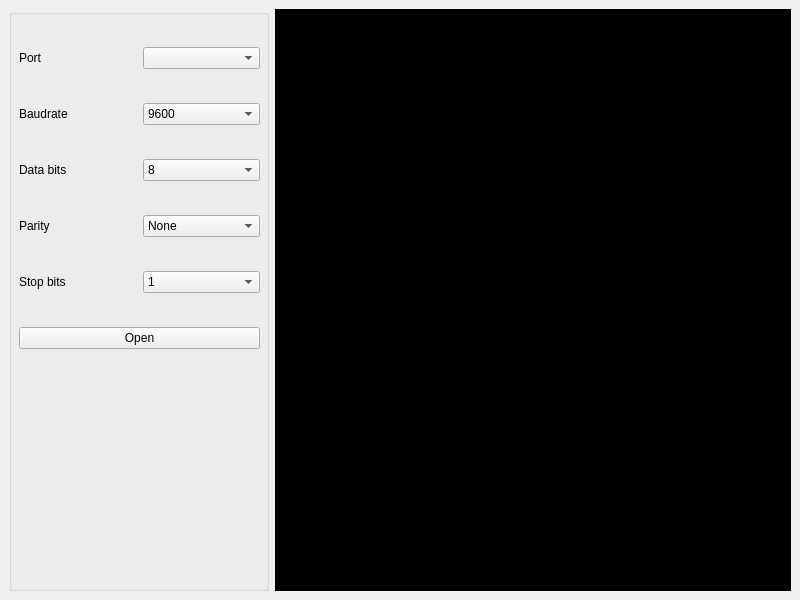
Before: the Qt Designer form myresource/src/page/pageterminal.ui in lhdjply/com-master, drawn with Qt 5.
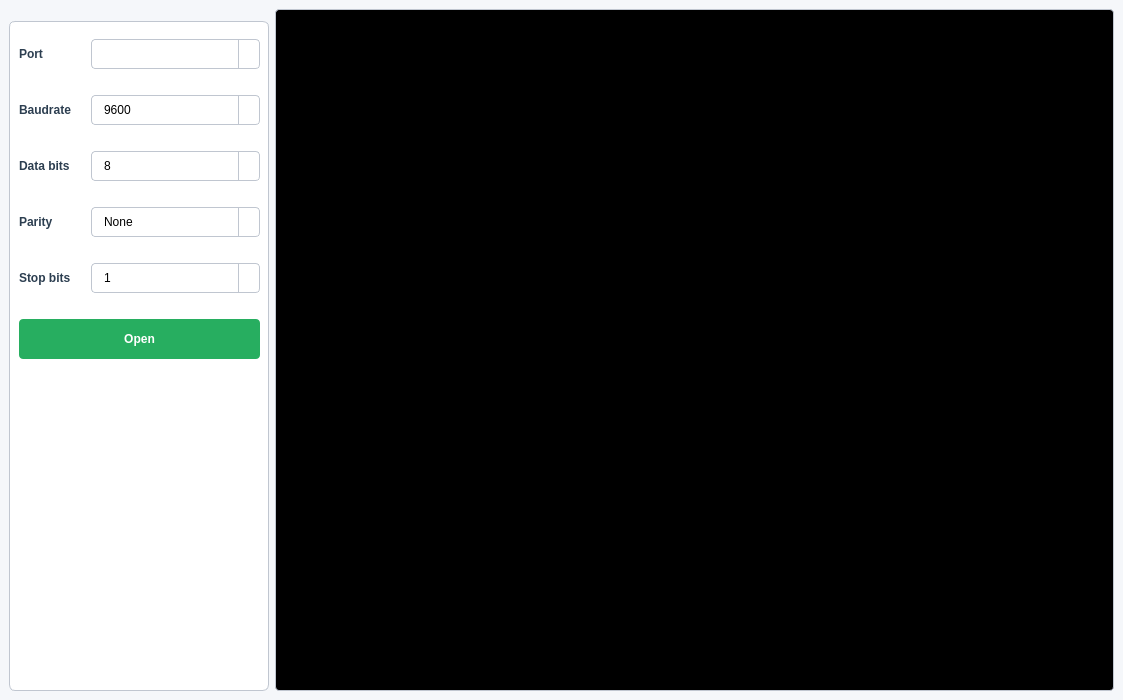
After: the same form once the commit is applied.

Commit message: 优化界面

Patch:
```diff
--- a/myresource/src/page/pageterminal.ui
+++ b/myresource/src/page/pageterminal.ui
@@ -6,12 +6,114 @@
    <rect>
     <x>0</x>
     <y>0</y>
-    <width>800</width>
-    <height>600</height>
+    <width>1123</width>
+    <height>700</height>
    </rect>
   </property>
   <property name="windowTitle">
-   <string>MainWindow</string>
+   <string>Serial Port Transceiver</string>
+  </property>
+  <property name="styleSheet">
+   <string notr="true">QMainWindow {
+    background-color: #f5f7fa;
+    color: #333333;
+    font-family: 'Segoe UI', Arial, sans-serif;
+}
+QGroupBox {
+    font-weight: bold;
+    border: 1px solid #c0c6d0;
+    border-radius: 6px;
+    margin-top: 12px;
+    padding-top: 12px;
+    background-color: white;
+}
+QGroupBox::title {
+    subcontrol-origin: margin;
+    subcontrol-position: top center;
+    padding: 0 8px;
+    background-color: white;
+    color: #2c3e50;
+}
+QPushButton {
+    background-color: #3498db;
+    border: none;
+    border-radius: 4px;
+    color: white;
+    padding: 8px 16px;
+    font-weight: bold;
+    min-height: 20px;
+}
+QPushButton:hover {
+    background-color: #2980b9;
+}
+QPushButton:pressed {
+    background-color: #21618c;
+}
+QPushButton:disabled {
+    background-color: #bdc3c7;
+    color: #7f8c8d;
+}
+QComboBox {
+    border: 1px solid #c0c6d0;
+    border-radius: 4px;
+    padding: 6px 12px;
+    background-color: white;
+    selection-background-color: #3498db;
+    selection-color: white;
+    min-width: 120px;
+    color: black;
+}
+QComboBox::drop-down {
+    subcontrol-origin: padding;
+    subcontrol-position: top right;
+    width: 20px;
+    border-left: 1px solid #c0c6d0;
+}
+QComboBox::down-arrow {
+    image: none;
+    border-left: 4px solid transparent;
+    border-right: 4px solid transparent;
+    border-top: 4px solid #7f8c8d;
+    width: 0;
+    height: 0;
+}
+QTextEdit {
+    border: 1px solid #c0c6d0;
+    border-radius: 4px;
+    padding: 8px;
+    background-color: white;
+    font-family: 'Consolas', 'Monaco', monospace;
+}
+QCheckBox {
+    spacing: 6px;
+}
+QCheckBox::indicator {
+    width: 16px;
+    height: 16px;
+}
+QCheckBox::indicator:unchecked {
+    border: 1px solid #c0c6d0;
+    border-radius: 2px;
+    background-color: white;
+}
+QCheckBox::indicator:checked {
+    border: 1px solid #3498db;
+    border-radius: 2px;
+    background-color: #3498db;
+}
+QLabel {
+    color: #2c3e50;
+    font-weight: 500;
+}
+QLineEdit {
+    border: 1px solid #c0c6d0;
+    border-radius: 4px;
+    padding: 6px 8px;
+    background-color: white;
+}
+QLineEdit:focus {
+    border-color: #3498db;
+}</string>
   </property>
   <widget class="QWidget" name="centralwidget">
    <layout class="QHBoxLayout" name="horizontalLayout" stretch="0,0">
@@ -243,6 +345,18 @@
         </item>
         <item>
          <widget class="QPushButton" name="openbutton">
+                     <property name="styleSheet">
+             <string notr="true">QPushButton {
+    background-color: #27ae60;
+    padding: 10px;
+}
+QPushButton:hover {
+    background-color: #219653;
+}
+QPushButton:pressed {
+    background-color: #1e874b;
+}</string>
+            </property>
           <property name="text">
            <string>Open</string>
           </property>
```
The commit also changes 1 other file.
